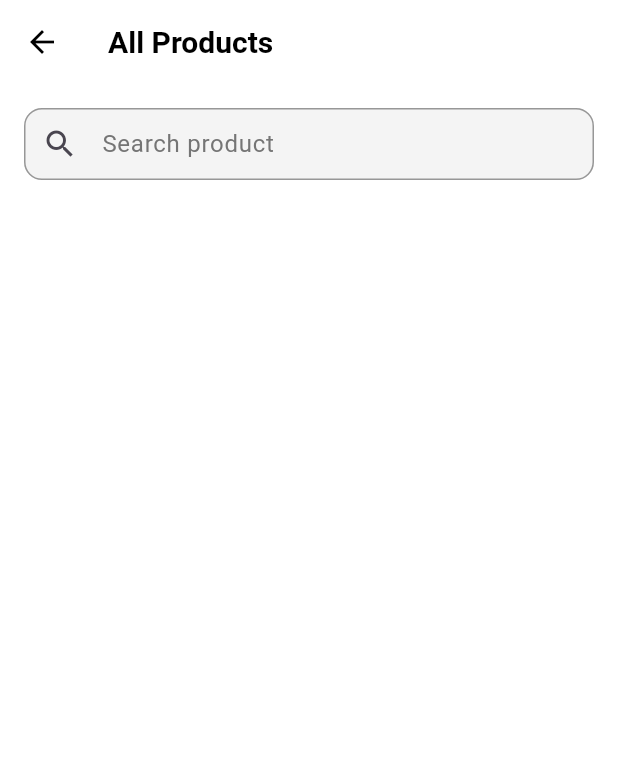
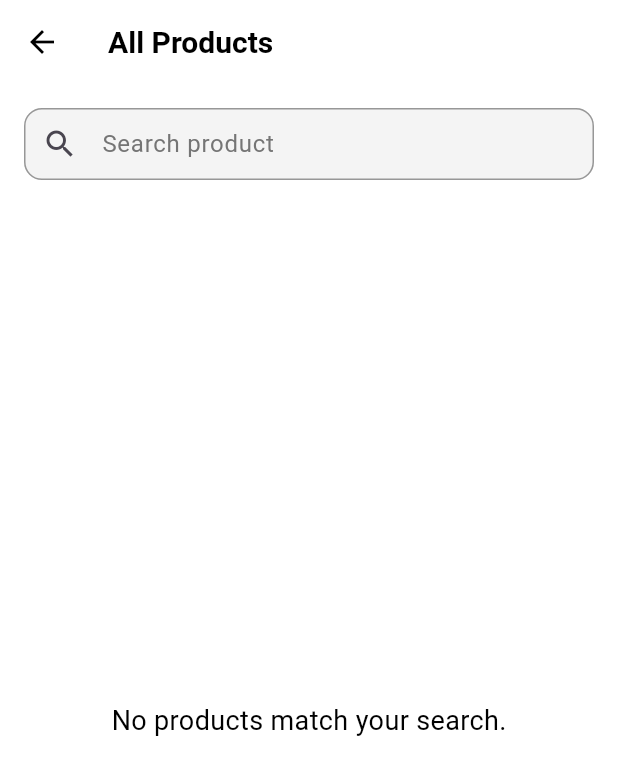
Before and after one commit to belalSoliman/primeCare, a Flutter app: the ProductsScreen screen opened by its route, on a phone screen of 412 x 824 dp. Shown: the top 775 px of the screen. Run offline on Flutter 3.47's test engine with Material 3 defaults, Android fonts, the phone set to English and light mode, and no system bars; our stand-ins replace badges, card_swiper, cloud_firestore, fancy_shimmer_image, firebase_auth, firebase_core and 6 more; accounts and stored records are empty; network calls fail.

Commit message:
finsih search logic

```diff
--- a/lib/fetch_screen.dart
+++ b/lib/fetch_screen.dart
@@ -15,9 +15,11 @@ class _FetchScreenState extends State<FetchScreen> {
   void initState() {
     Future.delayed(const Duration(microseconds: 100), () async {
       final productProvider =
+          // ignore: use_build_context_synchronously
           Provider.of<ProductProvider>(context, listen: false);
 
       await productProvider.fetchProducts();
+      // ignore: use_build_context_synchronously
       Navigator.of(context)
           .pushReplacement(MaterialPageRoute(builder: (context) {
         return const BtnNavBar();
--- a/lib/inner_screens/category_filterd_Screen.dart/category_filter_screen.dart
+++ b/lib/inner_screens/category_filterd_Screen.dart/category_filter_screen.dart
@@ -45,7 +45,6 @@ class _CategoryFilterScreenState extends State<CategoryFilterScreen> {
                 child: Column(
                   children: [
                     const SizedBox(height: 16),
-                    const SearchField(),
                     const SizedBox(height: 16),
                     Expanded(
                       child: GridView.builder(
--- a/lib/inner_screens/feeds_screen_all_product.dart
+++ b/lib/inner_screens/feeds_screen_all_product.dart
@@ -1,4 +1,5 @@
 import 'package:flutter/material.dart';
+import 'package:pharnacy_trust/models/product_model.dart';
 
 import 'package:pharnacy_trust/provider/product_provider.dart';
 
@@ -17,12 +18,19 @@ class ProductsScreen extends StatefulWidget {
 }
 
 class _ProductsScreenState extends State<ProductsScreen> {
+  List<ProductModel> _searchResults = [];
+  String _searchText = "";
+
   @override
   Widget build(BuildContext context) {
     DarkThemeProvider darkThemeProvider =
         Provider.of<DarkThemeProvider>(context);
 
     final productProvider = Provider.of<ProductProvider>(context);
+    final bool isSearching = _searchText.isNotEmpty;
+    final productsToShow =
+        isSearching ? _searchResults : productProvider.getProducts;
+
     return Scaffold(
       backgroundColor:
           darkThemeProvider.darkTheme ? const Color(0xff00001a) : Colors.white,
@@ -38,25 +46,53 @@ class _ProductsScreenState extends State<ProductsScreen> {
           child: Column(
             children: [
               const SizedBox(height: 16),
-              const SearchField(),
+              SearchField(
+                onSearch: (searchText, searchResults) {
+                  setState(() {
+                    _searchText = searchText;
+                    _searchResults = searchResults;
+                  });
+                },
+              ),
               const SizedBox(height: 16),
               Expanded(
-                child: GridView.builder(
-                  itemCount: productProvider.getProducts.length,
-                  gridDelegate: const SliverGridDelegateWithMaxCrossAxisExtent(
+                child: productsToShow.isEmpty
+                    ? const EmptyProdWidget()
+                    : GridView.builder(
+                        itemCount: productsToShow.length,
+                        gridDelegate:
+                            const SliverGridDelegateWithMaxCrossAxisExtent(
                           maxCrossAxisExtent: 200,
                           childAspectRatio: 0.7,
                           mainAxisSpacing: 20,
                           crossAxisSpacing: 16,
                         ),
-                  itemBuilder: (context, index) => ChangeNotifierProvider.value(
-                    value: productProvider.getProducts[index],
+                        itemBuilder: (context, index) =>
+                            ChangeNotifierProvider.value(
+                          value: productsToShow[index],
                           child: const ProductCard(),
                         ),
                       ),
               ),
             ],
           ),
+        ),
+      ),
+    );
+  }
+}
+
+class EmptyProdWidget extends StatelessWidget {
+  const EmptyProdWidget({Key? key}) : super(key: key);
+
+  @override
+  Widget build(BuildContext context) {
+    return Center(
+      child: Text(
+        'No products match your search.',
+        style: TextStyle(
+          fontSize: 18,
+          color: Theme.of(context).textTheme.bodyLarge?.color,
         ),
       ),
     );
--- a/lib/inner_screens/viewd_screen/empty_viewd_screen.dart
+++ b/lib/inner_screens/viewd_screen/empty_viewd_screen.dart
@@ -1,15 +1,11 @@
 import 'package:flutter/material.dart';
 import 'package:flutter_svg/flutter_svg.dart';
-import 'package:pharnacy_trust/screens/btn_nav_bar.dart';
-
-import 'package:pharnacy_trust/service/global_methods.dart';
 
 class EmptyViewdScreen extends StatelessWidget {
   const EmptyViewdScreen({super.key});
 
   @override
   Widget build(BuildContext context) {
-    GlobalMethods globalMethods = GlobalMethods();
     return SafeArea(
       child: Padding(
         padding: const EdgeInsets.all(16),
--- a/lib/inner_screens/viewd_screen/viewd_item.dart
+++ b/lib/inner_screens/viewd_screen/viewd_item.dart
@@ -49,7 +49,8 @@ class ViewdItem extends StatelessWidget {
               child: Image.network(
                 product.images,
                 fit: BoxFit.contain,
-                errorBuilder: (context, error, stackTrace) => Icon(Icons.error),
+                errorBuilder: (context, error, stackTrace) =>
+                    const Icon(Icons.error),
                 loadingBuilder: (context, child, loadingProgress) {
                   if (loadingProgress == null) return child;
                   return Center(
--- a/lib/inner_screens/wishList_screen/empty_wish_list.dart
+++ b/lib/inner_screens/wishList_screen/empty_wish_list.dart
@@ -1,15 +1,11 @@
 import 'package:flutter/material.dart';
 import 'package:flutter_svg/flutter_svg.dart';
-import 'package:pharnacy_trust/screens/btn_nav_bar.dart';
-
-import 'package:pharnacy_trust/service/global_methods.dart';
 
 class EmptyWishlist extends StatelessWidget {
   const EmptyWishlist({super.key});
 
   @override
   Widget build(BuildContext context) {
-    GlobalMethods globalMethods = GlobalMethods();
     return SafeArea(
       child: Padding(
         padding: const EdgeInsets.all(16),
--- a/lib/screens/Auth/google.btn.dart
+++ b/lib/screens/Auth/google.btn.dart
@@ -63,6 +63,7 @@ class _GooglebtnState extends State<Googlebtn> {
     }
   }
 
+  @override
   Widget build(BuildContext context) {
     return GestureDetector(
       onTap: googleLogin,
--- a/lib/screens/cart/widget/card_screen.dart
+++ b/lib/screens/cart/widget/card_screen.dart
@@ -26,6 +26,7 @@ class CartView extends StatelessWidget {
         // Fetch the product details using the product ID in the cart item
         final product = productProvider.findProductById(cartItem.productid);
 
+        // ignore: unnecessary_null_comparison
         if (product != null) {
           final hasDiscount =
               product.isonsale && product.discountPercentage > 0;
--- a/lib/screens/cart/widget/empty_cart.dart
+++ b/lib/screens/cart/widget/empty_cart.dart
@@ -1,14 +1,11 @@
 import 'package:flutter/material.dart';
 import 'package:flutter_svg/flutter_svg.dart';
-import 'package:pharnacy_trust/screens/btn_nav_bar.dart';
-import 'package:pharnacy_trust/service/global_methods.dart';
 
 class EmptyCart extends StatelessWidget {
   const EmptyCart({super.key});
 
   @override
   Widget build(BuildContext context) {
-    GlobalMethods globalMethods = GlobalMethods();
     final screenWidth = MediaQuery.of(context).size.width;
     final screenHeight = MediaQuery.of(context).size.height;
 
--- a/lib/widget/inner_screens_widegts/feeds_screen_widgets/search_widget.dart
+++ b/lib/widget/inner_screens_widegts/feeds_screen_widgets/search_widget.dart
@@ -1,9 +1,13 @@
 import 'package:flutter/material.dart';
+import 'package:pharnacy_trust/models/product_model.dart';
 import 'package:pharnacy_trust/provider/dark_theme_provider.dart';
+import 'package:pharnacy_trust/provider/product_provider.dart';
 import 'package:provider/provider.dart';
 
 class SearchField extends StatefulWidget {
-  const SearchField({super.key});
+  final Function(String, List<ProductModel>) onSearch;
+
+  const SearchField({super.key, required this.onSearch});
 
   @override
   State<SearchField> createState() => _SearchFieldState();
@@ -12,6 +16,7 @@ class SearchField extends StatefulWidget {
 class _SearchFieldState extends State<SearchField> {
   final TextEditingController _textController = TextEditingController();
   final FocusNode _focusNode = FocusNode();
+
   @override
   void dispose() {
     _textController.dispose();
@@ -23,6 +28,8 @@ class _SearchFieldState extends State<SearchField> {
   Widget build(BuildContext context) {
     DarkThemeProvider darkThemeProvider =
         Provider.of<DarkThemeProvider>(context);
+    final productProvider = Provider.of<ProductProvider>(context);
+
     return Container(
       color: darkThemeProvider.darkTheme ? Colors.grey[200] : Colors.white,
       height: MediaQuery.of(context).size.height * 0.06,
@@ -32,6 +39,8 @@ class _SearchFieldState extends State<SearchField> {
           controller: _textController,
           focusNode: _focusNode,
           onChanged: (value) {
+            final searchResults = productProvider.searchQury(value);
+            widget.onSearch(value, searchResults);
             setState(() {});
           },
           decoration: InputDecoration(
@@ -60,6 +69,7 @@ class _SearchFieldState extends State<SearchField> {
                     onPressed: () {
                       _textController.clear();
                       _focusNode.unfocus();
+                      widget.onSearch("", []); // Clear the search results
                       setState(() {});
                     },
                   ),
--- a/lib/widget/product_widget_view_final.dart
+++ b/lib/widget/product_widget_view_final.dart
@@ -60,7 +60,7 @@ class ProductCard extends StatelessWidget {
                 child: FancyShimmerImage(
                   imageUrl: productModel.images, // Network image URL
                   boxFit: BoxFit.cover,
-                  errorWidget: Icon(Icons.error,
+                  errorWidget: const Icon(Icons.error,
                       color:
                           Colors.red), // Error icon if the image fails to load
                   shimmerBaseColor: Colors.grey[300]!,
--- a/lib/widget/shop_view_widget/swiper_view.dart
+++ b/lib/widget/shop_view_widget/swiper_view.dart
@@ -52,7 +52,7 @@ class _SwiperViewState extends State<SwiperView> {
               activeColor: Colors.lightBlue,
             ),
           ),
-          control: SwiperControl(
+          control: const SwiperControl(
             color: Colors.white,
             size: 20.0,
             padding: EdgeInsets.all(8.0),
--- a/lib/widget/user_info_widgets/address_dialog_method.dart
+++ b/lib/widget/user_info_widgets/address_dialog_method.dart
@@ -108,6 +108,7 @@ class _AddressDialogState extends State<AddressDialog> {
                     .collection('users')
                     .doc(currentUser!.uid)
                     .update({"address": addressController.text});
+                // ignore: use_build_context_synchronously
                 Navigator.pop(context);
               } catch (e) {
                 Fluttertoast.showToast(
```
Also changed, not shown: lib/provider/product_provider.dart (+14 -2 lines), lib/screens/Auth/forget_password.dart (+10 -2 lines). Lines whose indentation alone changed are shown as unchanged.
